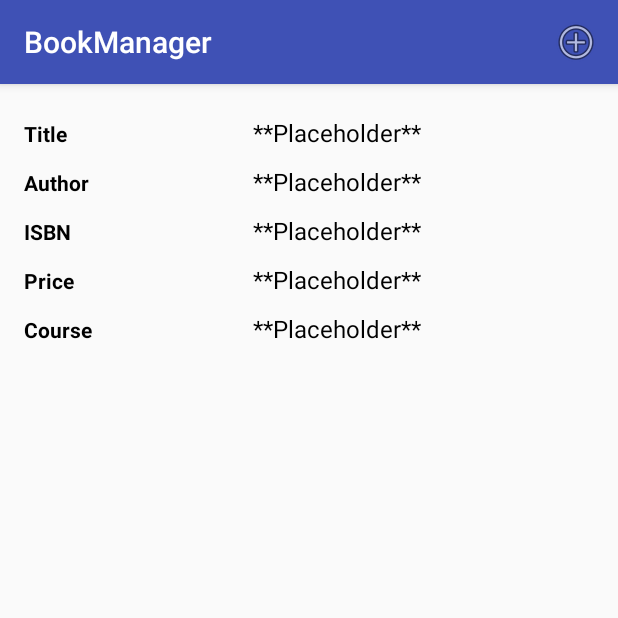
After one commit to AFreu/BookManager, an Android app: the DetailActivity screen opened directly, with no data from a screen before it, on a phone screen of 412 x 824 dp, the top half of it. The commit adds this screen. Run offline under Robolectric (Android 15) with nearby library versions, the phone set to English and light mode, and no system bars.

Commit message:
start implementing detail activity

```diff
--- a/app/src/main/AndroidManifest.xml
+++ b/app/src/main/AndroidManifest.xml
@@ -20,6 +20,7 @@
             </intent-filter>
         </activity>
         <activity android:name=".AddBookActivity"></activity>
+        <activity android:name=".DetailActivity"></activity>
     </application>
 
 </manifest>
--- a/app/src/main/java/com/group5/bookmanager2/CollectionFragment.java
+++ b/app/src/main/java/com/group5/bookmanager2/CollectionFragment.java
@@ -1,12 +1,14 @@
 package com.group5.bookmanager2;
 
 import android.content.Context;
+import android.content.Intent;
 import android.net.Uri;
 import android.os.Bundle;
 import android.support.v4.app.Fragment;
 import android.view.LayoutInflater;
 import android.view.View;
 import android.view.ViewGroup;
+import android.widget.AdapterView;
 import android.widget.ArrayAdapter;
 import android.widget.ListView;
 import android.widget.TextView;
@@ -54,13 +56,20 @@ public class CollectionFragment extends BaseFragment implements BookManager.Book
 
 
     @Override
-    public View onCreateView(LayoutInflater inflater, ViewGroup container,
+    public View onCreateView(final LayoutInflater inflater, ViewGroup container,
                              Bundle savedInstanceState) {
 
         View view = inflater.inflate(R.layout.fragment_collection, container, false);
 
         bookList = view.findViewById(R.id.book_list);
         bookAdapter = new ArrayAdapter<String>(getContext(), android.R.layout.simple_list_item_1);
+        bookList.setOnItemClickListener(new AdapterView.OnItemClickListener() {
+            @Override
+            public void onItemClick(AdapterView<?> adapterView, View view, int i, long l) {
+                Intent intent = new Intent(getContext(), DetailActivity.class);
+                getContext().startActivity(intent);
+            }
+        });
 
         bm = BookManager.getBookmanager(getContext().getSharedPreferences(BookManager.PREFS_NAME, 0));
         bm.addListener(this);
--- /dev/null
+++ b/app/src/main/java/com/group5/bookmanager2/DetailActivity.java
@@ -0,0 +1,26 @@
+package com.group5.bookmanager2;
+
+import android.os.Bundle;
+import android.support.v7.app.AppCompatActivity;
+import android.view.Menu;
+
+/**
+ * Created by mikael on 2017-09-17.
+ */
+
+public class DetailActivity extends AppCompatActivity {
+
+    @Override
+    protected void onCreate(Bundle savedInstanceState) {
+        super.onCreate(savedInstanceState);
+        setContentView(R.layout.activity_detail);
+
+    }
+
+    @Override
+    public boolean onCreateOptionsMenu(Menu menu) {
+        // Inflate the menu; this adds items to the action bar if it is present.
+        getMenuInflater().inflate(R.menu.menu_main, menu);
+        return true;
+    }
+}
--- a/app/src/main/java/com/group5/bookmanager2/MainActivity.java
+++ b/app/src/main/java/com/group5/bookmanager2/MainActivity.java
@@ -57,12 +57,6 @@ public class MainActivity extends AppCompatActivity implements FragmentListener
 
         TabLayout tabLayout = (TabLayout) findViewById(R.id.tabs);
         tabLayout.setupWithViewPager(mViewPager);
-
-
-
-
-
-
     }
 
 
--- /dev/null
+++ b/app/src/main/res/layout/activity_detail.xml
@@ -0,0 +1,129 @@
+<?xml version="1.0" encoding="utf-8"?>
+<LinearLayout xmlns:android="http://schemas.android.com/apk/res/android"
+    android:orientation="vertical"
+    android:layout_width="match_parent"
+    android:padding="@dimen/activity_horizontal_margin"
+    android:fitsSystemWindows="true"
+    android:layout_height="match_parent">
+
+    <TableLayout xmlns:android="http://schemas.android.com/apk/res/android"
+        android:layout_width="fill_parent"
+        android:layout_height="fill_parent" >
+
+        <TableRow>
+            <android.support.v7.widget.AppCompatTextView
+                android:layout_width="0dp"
+                android:layout_weight=".4"
+                android:text="@string/detail_text_title"
+                style="@style/GridTitleText"
+                android:layout_centerVertical="true"
+                android:layout_marginEnd="2dp"
+                android:layout_marginTop="5dp"
+                android:layout_marginBottom="5dp"/>
+
+            <android.support.v7.widget.AppCompatTextView
+                android:id="@+id/detail_title"
+                style="@style/NormalText"
+                android:layout_width="0dp"
+                android:layout_height="wrap_content"
+                android:layout_centerVertical="true"
+                android:layout_marginBottom="5dp"
+                android:layout_marginTop="5dp"
+                android:layout_weight=".6"
+                android:text="@string/placeholder_string" />
+
+        </TableRow>
+        <TableRow>
+            <android.support.v7.widget.AppCompatTextView
+                android:layout_width="0dp"
+                android:layout_weight=".4"
+                android:text="@string/detail_text_author"
+                style="@style/GridTitleText"
+                android:layout_centerVertical="true"
+                android:layout_marginEnd="2dp"
+                android:layout_marginTop="5dp"
+                android:layout_marginBottom="5dp"/>
+
+            <android.support.v7.widget.AppCompatTextView
+                android:id="@+id/detail_author"
+                style="@style/NormalText"
+                android:layout_width="0dp"
+                android:layout_height="wrap_content"
+                android:layout_centerVertical="true"
+                android:layout_marginBottom="5dp"
+                android:layout_marginTop="5dp"
+                android:layout_weight=".6"
+                android:text="@string/placeholder_string" />
+
+        </TableRow>
+        <TableRow>
+            <android.support.v7.widget.AppCompatTextView
+                android:layout_width="0dp"
+                android:layout_weight=".4"
+                android:text="@string/detail_text_isbn"
+                style="@style/GridTitleText"
+                android:layout_centerVertical="true"
+                android:layout_marginEnd="2dp"
+                android:layout_marginTop="5dp"
+                android:layout_marginBottom="5dp"/>
+
+            <android.support.v7.widget.AppCompatTextView
+                android:id="@+id/detail_isbn"
+                style="@style/NormalText"
+                android:layout_width="0dp"
+                android:layout_height="wrap_content"
+                android:layout_centerVertical="true"
+                android:layout_marginBottom="5dp"
+                android:layout_marginTop="5dp"
+                android:layout_weight=".6"
+                android:text="@string/placeholder_string" />
+
+        </TableRow>
+        <TableRow>
+            <android.support.v7.widget.AppCompatTextView
+                android:layout_width="0dp"
+                android:layout_weight=".4"
+                android:text="@string/detail_text_price"
+                style="@style/GridTitleText"
+                android:layout_centerVertical="true"
+                android:layout_marginEnd="2dp"
+                android:layout_marginTop="5dp"
+                android:layout_marginBottom="5dp"/>
+
+            <android.support.v7.widget.AppCompatTextView
+                android:id="@+id/detail_price"
+                style="@style/NormalText"
+                android:layout_width="0dp"
+                android:layout_height="wrap_content"
+                android:layout_centerVertical="true"
+                android:layout_marginBottom="5dp"
+                android:layout_marginTop="5dp"
+                android:layout_weight=".6"
+                android:text="@string/placeholder_string" />
+
+        </TableRow>
+        <TableRow>
+            <android.support.v7.widget.AppCompatTextView
+                android:layout_width="0dp"
+                android:layout_weight=".4"
+                android:text="@string/detail_text_course"
+                style="@style/GridTitleText"
+                android:layout_centerVertical="true"
+                android:layout_marginEnd="2dp"
+                android:layout_marginTop="5dp"
+                android:layout_marginBottom="5dp"/>
+
+            <android.support.v7.widget.AppCompatTextView
+                android:id="@+id/detail_course"
+                style="@style/NormalText"
+                android:layout_width="0dp"
+                android:layout_height="wrap_content"
+                android:layout_centerVertical="true"
+                android:layout_marginBottom="5dp"
+                android:layout_marginTop="5dp"
+                android:layout_weight=".6"
+                android:text="@string/placeholder_string" />
+
+        </TableRow>
+    </TableLayout>
+</LinearLayout>
--- a/app/src/main/res/layout/fragment_collection.xml
+++ b/app/src/main/res/layout/fragment_collection.xml
@@ -12,6 +12,7 @@
         android:text="@string/collection_title" />
 
     <ListView
+        android:layout_marginTop="@dimen/activity_vertical_margin"
         android:id="@+id/book_list"
         android:layout_width="match_parent"
         android:layout_height="match_parent" />
--- a/app/src/main/res/values/strings.xml
+++ b/app/src/main/res/values/strings.xml
@@ -33,4 +33,9 @@
     <string name="collection_title">Your book collection</string>
     <string name="tabs_collection">Collection</string>
     <string name="tabs_summary">Summary</string>
+    <string name="detail_text_title">Title</string>
+    <string name="detail_text_author">Author</string>
+    <string name="detail_text_isbn">ISBN</string>
+    <string name="detail_text_price">Price</string>
+    <string name="detail_text_course">Course</string>
 </resources>
```
